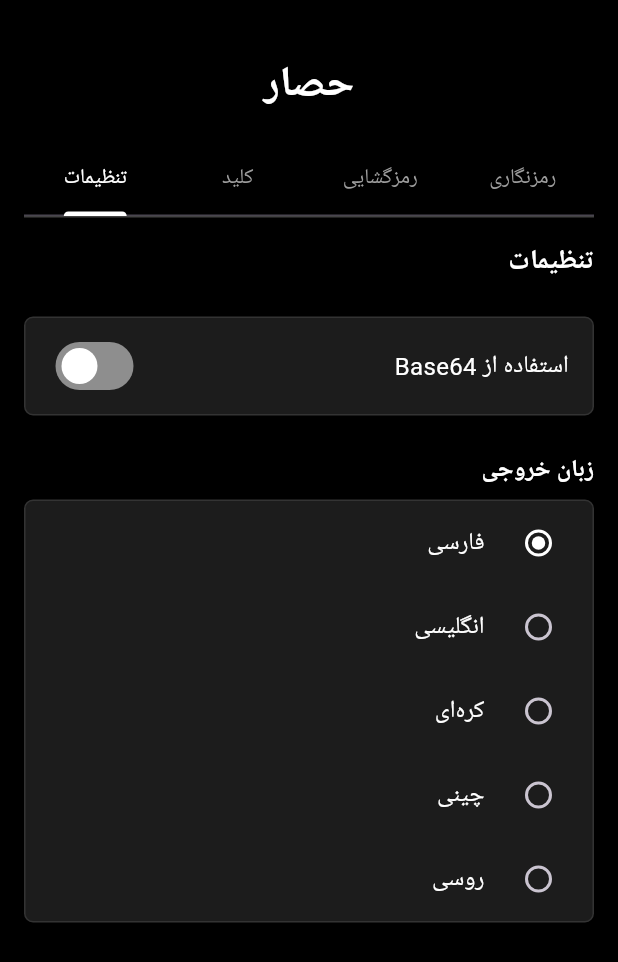
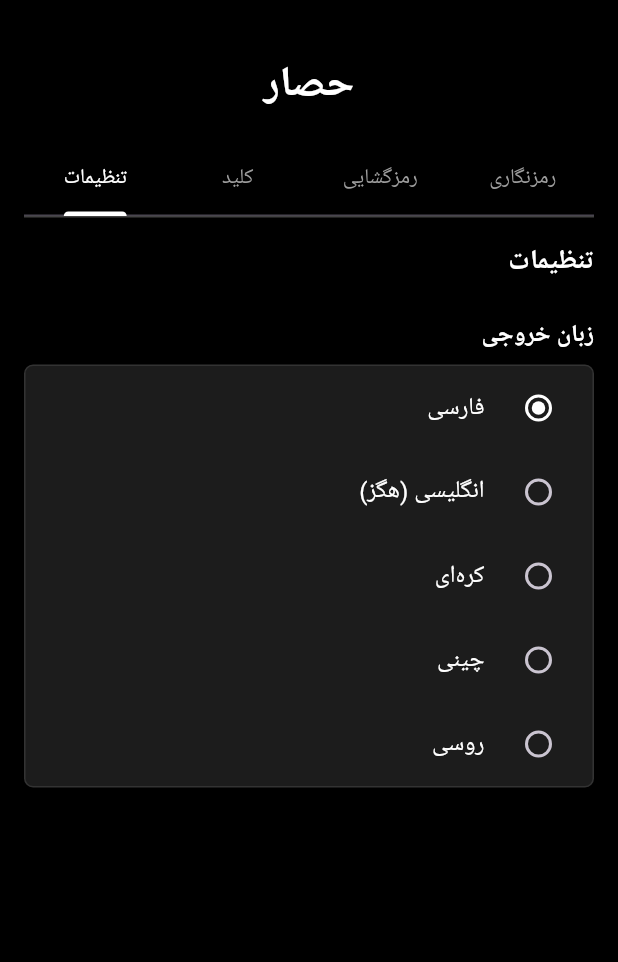
Before and after one commit to CertMusashi/Hesar, a Flutter app: the screen it shows after launch, tab 4 chosen, on a phone screen of 412 x 824 dp. Shown: the top 962 px of the screen. Run offline on Flutter 3.47's test engine with Material 3 defaults, Android fonts, the phone set to English and light mode, and no system bars; our stand-ins replace shared_preferences; missing offline and left inert: encrypt, pointycastle.

Commit message:
Remove Base64: convert directly from hex to output language
Co-authored-by: CertMusashi <95465931+CertMusashi@users.noreply.github.com>

```diff
--- a/lib/main.dart
+++ b/lib/main.dart
@@ -65,7 +65,6 @@ class _HomePageState extends State<HomePage> with SingleTickerProviderStateMixin
   final TextEditingController _keyController = TextEditingController();
   String _encodeOutput = '';
   String _decodeOutput = '';
-  bool _useBase64 = true;
   String _outputLanguage = 'fa'; // fa, en, ko, zh, ru
 
   // Obfuscated salt computation constants
@@ -119,14 +118,12 @@ class _HomePageState extends State<HomePage> with SingleTickerProviderStateMixin
   Future<void> _loadSettings() async {
     final prefs = await SharedPreferences.getInstance();
     setState(() {
-      _useBase64 = prefs.getBool('use_base64') ?? true;
       _outputLanguage = prefs.getString('output_language') ?? 'fa';
     });
   }
 
   Future<void> _saveSettings() async {
     final prefs = await SharedPreferences.getInstance();
-    await prefs.setBool('use_base64', _useBase64);
     await prefs.setString('output_language', _outputLanguage);
   }
 
@@ -224,14 +221,9 @@ class _HomePageState extends State<HomePage> with SingleTickerProviderStateMixin
       // Combine IV + encrypted data for transmission
       final combined = Uint8List.fromList([...iv.bytes, ...encrypted.bytes]);
 
-      if (!_useBase64) {
-        // Return as hex string when base64 is disabled
-        return combined.map((b) => b.toRadixString(16).padLeft(2, '0')).join();
-      }
-
-      // Convert to base64, then to selected language characters for easy sharing
-      final base64Str = base64.encode(combined);
-      return _encodeToLanguage(base64Str);
+      // Convert bytes directly to hex, then map to selected language characters
+      final hexStr = combined.map((b) => b.toRadixString(16).padLeft(2, '0')).join();
+      return _encodeToLanguage(hexStr);
     } catch (e) {
       throw Exception('Encryption failed: $e');
     }
@@ -243,19 +235,13 @@ class _HomePageState extends State<HomePage> with SingleTickerProviderStateMixin
       final keyBytes = _deriveKey(key);
       final encryptKey = encrypt.Key(keyBytes);
 
-      Uint8List combined;
-      if (!_useBase64) {
-        // Decode from hex string
-        if (encryptedText.length % 2 != 0) throw Exception('Invalid hex data');
-        combined = Uint8List.fromList(List.generate(
-          encryptedText.length ~/ 2,
-          (i) => int.parse(encryptedText.substring(i * 2, i * 2 + 2), radix: 16),
+      // Convert language chars back to hex, then decode hex to bytes
+      final hexStr = _decodeFromLanguage(encryptedText);
+      if (hexStr.length % 2 != 0) throw Exception('Invalid hex data');
+      final combined = Uint8List.fromList(List.generate(
+        hexStr.length ~/ 2,
+        (i) => int.parse(hexStr.substring(i * 2, i * 2 + 2), radix: 16),
       ));
-      } else {
-        // Convert language chars back to base64
-        final base64Str = _decodeFromLanguage(encryptedText);
-        combined = base64.decode(base64Str);
-      }
 
       // Extract IV (first 16 bytes) and encrypted data
       if (combined.length < 32) { // Minimum: 16 bytes IV + 16 bytes GCM tag
@@ -300,99 +286,64 @@ class _HomePageState extends State<HomePage> with SingleTickerProviderStateMixin
     return derivator.process(Uint8List.fromList(utf8.encode(userKey)));
   }
 
-  // Character mapping similar to the reference v2ray app
-  final Map<String, String> _latinToPersianMap = {
-    'a': 'ش', 'b': 'ل', 'c': 'ض', 'd': 'ب', 'e': 'ع', 'f': 'گ', 'g': 'و', 'h': 'ظ',
-    'i': 'س', 'j': 'ژ', 'k': 'ک', 'l': 'م', 'm': 'ن', 'n': 'پ', 'o': 'غ', 'p': 'ح',
-    'q': 'ز', 'r': 'ط', 's': 'ر', 't': 'ق', 'u': 'ث', 'v': 'ف', 'w': 'ی', 'x': 'د',
-    'y': 'ذ', 'z': 'خ',
-    'A': 'هش', 'B': 'هل', 'C': 'هض', 'D': 'هب', 'E': 'هع', 'F': 'هگ', 'G': 'هو', 'H': 'هظ',
-    'I': 'هس', 'J': 'هژ', 'K': 'هک', 'L': 'هم', 'M': 'هن', 'N': 'هپ', 'O': 'هغ', 'P': 'هح',
-    'Q': 'هز', 'R': 'هط', 'S': 'هر', 'T': 'هق', 'U': 'هث', 'V': 'هف', 'W': 'هی', 'X': 'هد',
-    'Y': 'هذ', 'Z': 'هخ',
-    '0': '۰', '1': '۱', '2': '۲', '3': '۳', '4': '۴', '5': '۵', '6': '۶', '7': '۷',
-    '8': '۸', '9': '۹',
-    '+': 'ا', '/': 'ت', '=': 'چ',
+  // Hex character maps: each of the 16 hex digits (0-9, a-f) maps to a language character
+  final Map<String, String> _hexToPersianMap = {
+    '0': '۰', '1': '۱', '2': '۲', '3': '۳', '4': '۴',
+    '5': '۵', '6': '۶', '7': '۷', '8': '۸', '9': '۹',
+    'a': 'ش', 'b': 'ل', 'c': 'ض', 'd': 'ب', 'e': 'ع', 'f': 'گ',
   };
 
-  // Korean character map (Hangul syllables, one per base64 char)
-  final Map<String, String> _latinToKoreanMap = {
-    'A': '가', 'B': '나', 'C': '다', 'D': '라', 'E': '마', 'F': '바', 'G': '사', 'H': '아',
-    'I': '자', 'J': '차', 'K': '카', 'L': '타', 'M': '파', 'N': '하', 'O': '갈', 'P': '날',
-    'Q': '달', 'R': '랄', 'S': '말', 'T': '발', 'U': '살', 'V': '알', 'W': '잘', 'X': '찰',
-    'Y': '칼', 'Z': '탈',
-    'a': '팔', 'b': '할', 'c': '감', 'd': '남', 'e': '담', 'f': '람', 'g': '맘', 'h': '밤',
-    'i': '삼', 'j': '암', 'k': '잠', 'l': '참', 'm': '캄', 'n': '탐', 'o': '팜', 'p': '함',
-    'q': '강', 'r': '낭', 's': '당', 't': '랑', 'u': '망', 'v': '방', 'w': '상', 'x': '앙',
-    'y': '장', 'z': '창',
-    '0': '캉', '1': '탕', '2': '팡', '3': '항', '4': '개', '5': '내', '6': '대', '7': '래',
-    '8': '매', '9': '배',
-    '+': '새', '/': '애', '=': '재',
+  final Map<String, String> _hexToKoreanMap = {
+    '0': '가', '1': '나', '2': '다', '3': '라', '4': '마',
+    '5': '바', '6': '사', '7': '아', '8': '자', '9': '차',
+    'a': '카', 'b': '타', 'c': '파', 'd': '하', 'e': '갈', 'f': '날',
   };
 
-  // Chinese character map (common CJK characters, one per base64 char)
-  final Map<String, String> _latinToChineseMap = {
-    'A': '的', 'B': '一', 'C': '是', 'D': '不', 'E': '了', 'F': '人', 'G': '我', 'H': '在',
-    'I': '有', 'J': '他', 'K': '这', 'L': '中', 'M': '大', 'N': '来', 'O': '上', 'P': '国',
-    'Q': '个', 'R': '到', 'S': '说', 'T': '们', 'U': '为', 'V': '子', 'W': '和', 'X': '你',
-    'Y': '地', 'Z': '出',
-    'a': '道', 'b': '也', 'c': '时', 'd': '年', 'e': '得', 'f': '就', 'g': '那', 'h': '要',
-    'i': '下', 'j': '以', 'k': '生', 'l': '会', 'm': '可', 'n': '自', 'o': '着', 'p': '去',
-    'q': '之', 'r': '过', 's': '家', 't': '学', 'u': '对', 'v': '里', 'w': '后', 'x': '行',
-    'y': '多', 'z': '法',
-    '0': '所', '1': '发', '2': '事', '3': '前', '4': '本', '5': '见', '6': '经', '7': '想',
-    '8': '当', '9': '二',
-    '+': '三', '/': '做', '=': '又',
+  final Map<String, String> _hexToChineseMap = {
+    '0': '的', '1': '一', '2': '是', '3': '不', '4': '了',
+    '5': '人', '6': '我', '7': '在', '8': '有', '9': '他',
+    'a': '这', 'b': '中', 'c': '大', 'd': '来', 'e': '上', 'f': '国',
   };
 
-  // Russian character map (Cyrillic, one per base64 char)
-  final Map<String, String> _latinToRussianMap = {
-    'A': 'А', 'B': 'Б', 'C': 'В', 'D': 'Г', 'E': 'Д', 'F': 'Е', 'G': 'Ё', 'H': 'Ж',
-    'I': 'З', 'J': 'И', 'K': 'Й', 'L': 'К', 'M': 'Л', 'N': 'М', 'O': 'Н', 'P': 'О',
-    'Q': 'П', 'R': 'Р', 'S': 'С', 'T': 'Т', 'U': 'У', 'V': 'Ф', 'W': 'Х', 'X': 'Ц',
-    'Y': 'Ч', 'Z': 'Ш',
-    'a': 'Щ', 'b': 'Ъ', 'c': 'Ы', 'd': 'Ь', 'e': 'Э', 'f': 'Ю', 'g': 'Я', 'h': 'а',
-    'i': 'б', 'j': 'в', 'k': 'г', 'l': 'д', 'm': 'е', 'n': 'ё', 'o': 'ж', 'p': 'з',
-    'q': 'и', 'r': 'й', 's': 'к', 't': 'л', 'u': 'м', 'v': 'н', 'w': 'о', 'x': 'п',
-    'y': 'р', 'z': 'с',
-    '0': 'т', '1': 'у', '2': 'ф', '3': 'х', '4': 'ц', '5': 'ч', '6': 'ш', '7': 'щ',
-    '8': 'ъ', '9': 'ы',
-    '+': 'ь', '/': 'э', '=': 'ю',
+  final Map<String, String> _hexToRussianMap = {
+    '0': 'А', '1': 'Б', '2': 'В', '3': 'Г', '4': 'Д',
+    '5': 'Е', '6': 'Ё', '7': 'Ж', '8': 'З', '9': 'И',
+    'a': 'Й', 'b': 'К', 'c': 'Л', 'd': 'М', 'e': 'Н', 'f': 'О',
   };
 
-  late final Map<String, String> _persianToLatinMap = {
-    for (var entry in _latinToPersianMap.entries) entry.value: entry.key,
+  late final Map<String, String> _persianToHexMap = {
+    for (var entry in _hexToPersianMap.entries) entry.value: entry.key,
   };
 
-  late final Map<String, String> _koreanToLatinMap = {
-    for (var entry in _latinToKoreanMap.entries) entry.value: entry.key,
+  late final Map<String, String> _koreanToHexMap = {
+    for (var entry in _hexToKoreanMap.entries) entry.value: entry.key,
   };
 
-  late final Map<String, String> _chineseToLatinMap = {
-    for (var entry in _latinToChineseMap.entries) entry.value: entry.key,
+  late final Map<String, String> _chineseToHexMap = {
+    for (var entry in _hexToChineseMap.entries) entry.value: entry.key,
   };
 
-  late final Map<String, String> _russianToLatinMap = {
-    for (var entry in _latinToRussianMap.entries) entry.value: entry.key,
+  late final Map<String, String> _russianToHexMap = {
+    for (var entry in _hexToRussianMap.entries) entry.value: entry.key,
   };
 
-  String _encodeToLanguage(String base64Str) {
+  String _encodeToLanguage(String hexStr) {
     switch (_outputLanguage) {
-      case 'fa': return _latinToPersian(base64Str);
-      case 'ko': return _mapChars(base64Str, _latinToKoreanMap);
-      case 'zh': return _mapChars(base64Str, _latinToChineseMap);
-      case 'ru': return _mapChars(base64Str, _latinToRussianMap);
-      default: return base64Str; // 'en': keep as base64
+      case 'fa': return _mapChars(hexStr, _hexToPersianMap);
+      case 'ko': return _mapChars(hexStr, _hexToKoreanMap);
+      case 'zh': return _mapChars(hexStr, _hexToChineseMap);
+      case 'ru': return _mapChars(hexStr, _hexToRussianMap);
+      default: return hexStr; // 'en': keep as hex
     }
   }
 
   String _decodeFromLanguage(String encodedStr) {
     switch (_outputLanguage) {
-      case 'fa': return _persianToLatin(encodedStr);
-      case 'ko': return _reverseMapChars(encodedStr, _koreanToLatinMap);
-      case 'zh': return _reverseMapChars(encodedStr, _chineseToLatinMap);
-      case 'ru': return _reverseMapChars(encodedStr, _russianToLatinMap);
-      default: return encodedStr; // 'en': keep as base64
+      case 'fa': return _reverseMapChars(encodedStr, _persianToHexMap);
+      case 'ko': return _reverseMapChars(encodedStr, _koreanToHexMap);
+      case 'zh': return _reverseMapChars(encodedStr, _chineseToHexMap);
+      case 'ru': return _reverseMapChars(encodedStr, _russianToHexMap);
+      default: return encodedStr; // 'en': keep as hex
     }
   }
 
@@ -408,36 +359,6 @@ class _HomePageState extends State<HomePage> with SingleTickerProviderStateMixin
     final result = StringBuffer();
     for (var i = 0; i < input.length; i++) {
       result.write(reverseMap[input[i]] ?? input[i]);
-    }
-    return result.toString();
-  }
-
-  String _latinToPersian(String latin) {
-    final result = StringBuffer();
-    for (var i = 0; i < latin.length; i++) {
-      final char = latin[i];
-      result.write(_latinToPersianMap[char] ?? char);
-    }
-    return result.toString();
-  }
-
-  String _persianToLatin(String persian) {
-    final result = StringBuffer();
-    var i = 0;
-    while (i < persian.length) {
-      // Try to match 2-character sequence first (for capital letters)
-      if (i + 1 < persian.length) {
-        final twoChar = persian.substring(i, i + 2);
-        if (_persianToLatinMap.containsKey(twoChar)) {
-          result.write(_persianToLatinMap[twoChar]);
-          i += 2;
-          continue;
-        }
-      }
-      // Try single character
-      final oneChar = persian[i];
-      result.write(_persianToLatinMap[oneChar] ?? oneChar);
-      i++;
     }
     return result.toString();
   }
@@ -736,7 +657,7 @@ class _HomePageState extends State<HomePage> with SingleTickerProviderStateMixin
   Widget _buildSettingsTab() {
     final languages = [
       ('fa', 'فارسی'),
-      ('en', 'انگلیسی'),
+      ('en', 'انگلیسی (هگز)'),
       ('ko', 'کره‌ای'),
       ('zh', 'چینی'),
       ('ru', 'روسی'),
@@ -757,34 +678,6 @@ class _HomePageState extends State<HomePage> with SingleTickerProviderStateMixin
               ),
             ),
             const SizedBox(height: 24),
-            Container(
-              padding: const EdgeInsets.symmetric(horizontal: 16, vertical: 8),
-              decoration: BoxDecoration(
-                color: const Color(0xFF1c1c1c),
-                borderRadius: BorderRadius.circular(6),
-                border: Border.all(color: const Color(0xFF333333)),
-              ),
-              child: Row(
-                mainAxisAlignment: MainAxisAlignment.spaceBetween,
-                children: [
-                  const Text(
-                    'استفاده از Base64',
-                    style: TextStyle(color: Colors.white, fontSize: 16),
-                  ),
-                  Switch(
-                    value: _useBase64,
-                    onChanged: (value) {
-                      setState(() {
-                        _useBase64 = value;
-                      });
-                      _saveSettings();
-                    },
-                    activeColor: Colors.white,
-                  ),
-                ],
-              ),
-            ),
-            const SizedBox(height: 24),
             const Text(
               'زبان خروجی',
               style: TextStyle(color: Colors.white, fontSize: 16, fontWeight: FontWeight.bold),
@@ -802,27 +695,17 @@ class _HomePageState extends State<HomePage> with SingleTickerProviderStateMixin
                     title: Text(lang.$2, style: const TextStyle(color: Colors.white)),
                     value: lang.$1,
                     groupValue: _outputLanguage,
-                    onChanged: _useBase64
-                        ? (value) {
+                    onChanged: (value) {
                       if (value != null) {
                         setState(() {
                           _outputLanguage = value;
                         });
                         _saveSettings();
                       }
-                          }
-                        : null,
+                    },
                     activeColor: Colors.white,
                   );
                 }).toList(),
-              ),
-            ),
-            if (!_useBase64)
-              const Padding(
-                padding: EdgeInsets.only(top: 8),
-                child: Text(
-                  'انتخاب زبان خروجی فقط هنگام فعال بودن Base64 امکان‌پذیر است',
-                  style: TextStyle(color: Colors.grey, fontSize: 12),
               ),
             ),
           ],
```
Lines whose indentation alone changed are shown as unchanged.
